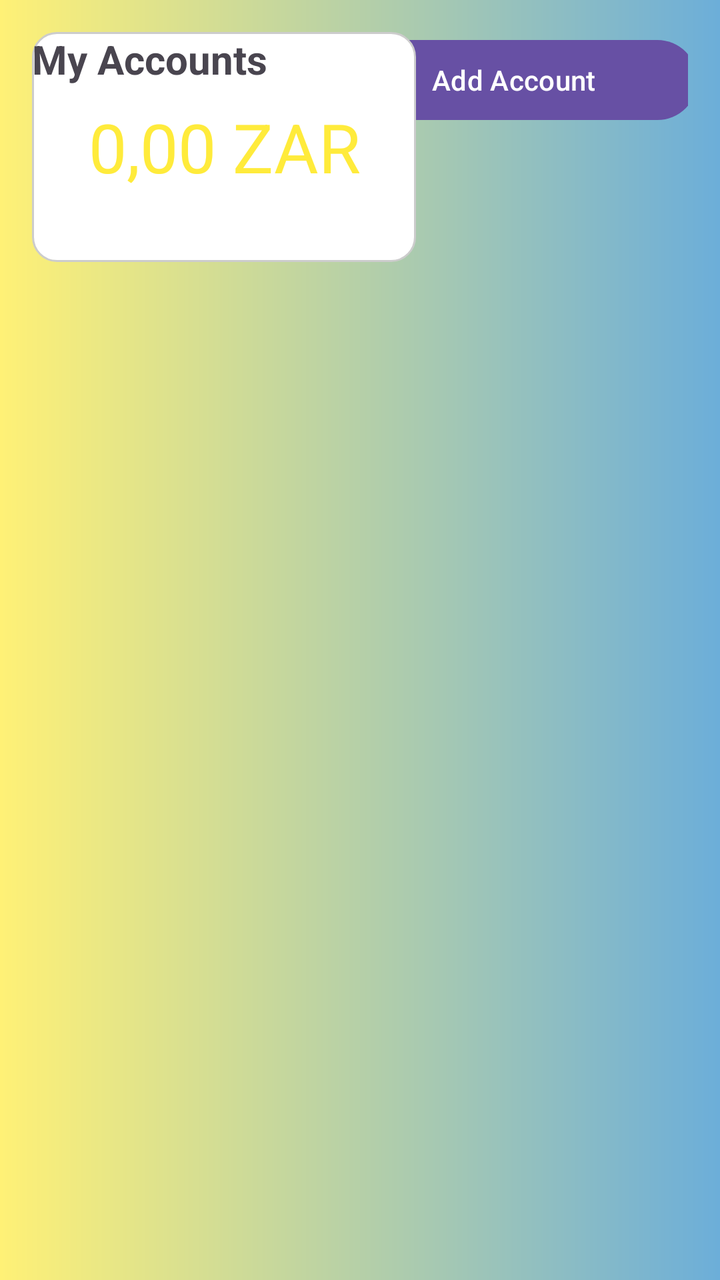
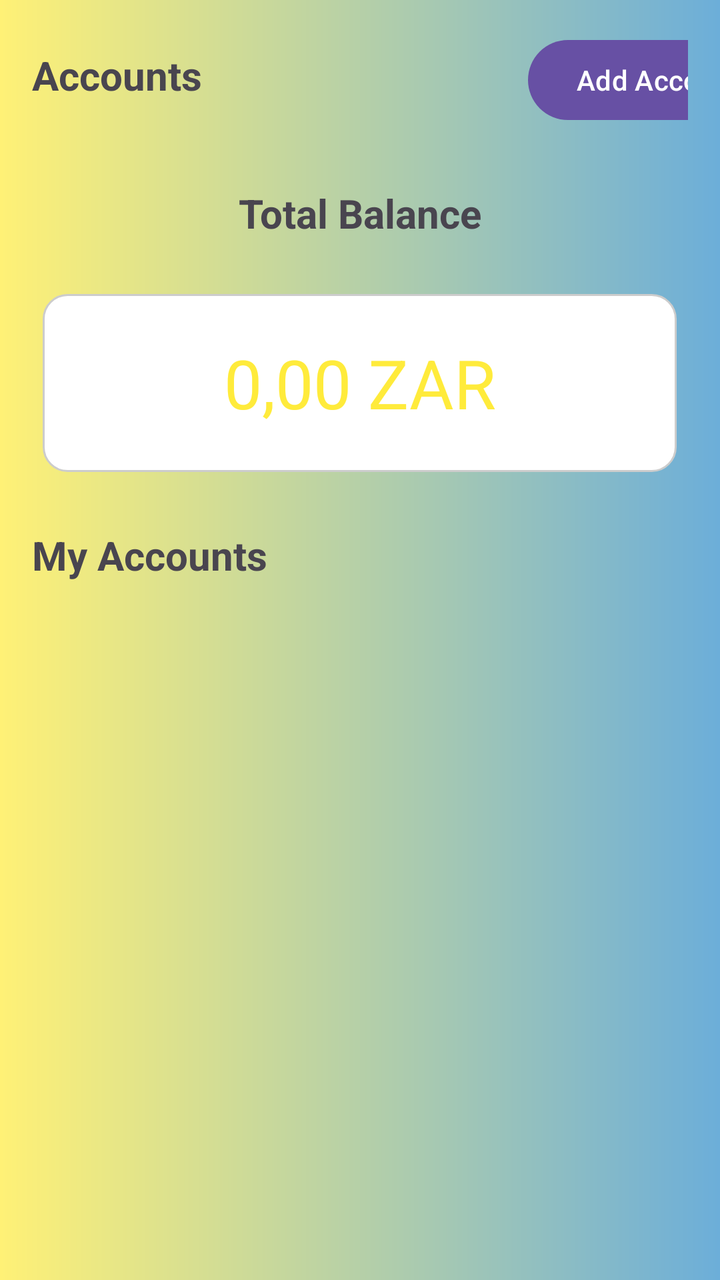

Compare the two renders of this Android layout. The source of the first and the diff that turns it into the second are given below.
<!-- AndroidManifest.xml: application theme Theme.BudgetBudgies_PROG7313_POE -->
<!-- res/layout/account_page.xml -->
<?xml version="1.0" encoding="utf-8"?>
<androidx.constraintlayout.widget.ConstraintLayout xmlns:android="http://schemas.android.com/apk/res/android"
    xmlns:app="http://schemas.android.com/apk/res-auto"
    xmlns:tools="http://schemas.android.com/tools"
    android:layout_width="match_parent"
    android:layout_height="match_parent"
    android:background="@drawable/gradient_background"
    android:padding="16dp">

    <TextView
        android:id="@+id/Account"
        android:layout_width="153dp"
        android:layout_height="36dp"
        android:layout_marginTop="8dp"
        android:text="Accounts"
        android:textSize="20sp"
        android:textStyle="bold"
        app:layout_constraintEnd_toStartOf="@+id/AddAccountbtn"
        app:layout_constraintStart_toStartOf="parent"
        app:layout_constraintTop_toTopOf="parent" />

    <Button
        android:id="@+id/AddAccountbtn"
        android:layout_width="184dp"
        android:layout_height="48dp"
        android:text="Add Account"
        app:layout_constraintBaseline_toBaselineOf="@+id/Account"
        app:layout_constraintEnd_toEndOf="parent"
        app:layout_constraintStart_toEndOf="@+id/Account" />

    <TextView
        android:id="@+id/textView5"
        android:layout_width="104dp"
        android:layout_height="29dp"
        android:gravity="center_horizontal"
        android:text="Total Balance"
        android:textSize="16sp"
        android:textStyle="bold"
        tools:layout_editor_absoluteX="136dp"
        tools:layout_editor_absoluteY="83dp" />

    <TextView
        android:id="@+id/totalbalance"
        android:layout_width="192dp"
        android:layout_height="115dp"
        android:background="@drawable/textbox"
        android:gravity="center|center_horizontal"
        android:text="0,00 ZAR"
        android:textColor="#FFEB3B"
        android:textSize="34sp"
        tools:layout_editor_absoluteX="95dp"
        tools:layout_editor_absoluteY="135dp" />

    <TextView
        android:id="@+id/MyAccounts"
        android:layout_width="wrap_content"
        android:layout_height="wrap_content"
        android:text="My Accounts"
        android:textSize="20sp"
        android:textStyle="bold"
        tools:layout_editor_absoluteX="16dp"
        tools:layout_editor_absoluteY="312dp" />


</androidx.constraintlayout.widget.ConstraintLayout>
<!-- resources referenced by this layout -->
<resources>
  <!-- drawable gradient_background (drawable) -->
  <?xml version="1.0" encoding="utf-8"?>
  <shape xmlns:android="http://schemas.android.com/apk/res/android"
      android:shape="rectangle">
  
      <gradient
          android:type="linear"
          android:angle="0"
          android:startColor="#FFF176"
          android:endColor="#6CAED9"
          />
  </shape>
  <!-- drawable textbox (drawable) -->
  <?xml version="1.0" encoding="utf-8"?>
  <shape xmlns:android="http://schemas.android.com/apk/res/android">
      <solid android:color="#FFFFFF"/>
      <corners android:radius="12dp"/>
      <stroke android:width="1dp" android:color="#CCCCCC"/>
  </shape>
  <style name="Theme.BudgetBudgies_PROG7313_POE" parent="Base.Theme.BudgetBudgies_PROG7313_POE" />
  <style name="Base.Theme.BudgetBudgies_PROG7313_POE" parent="Theme.Material3.DayNight.NoActionBar">
          
          
      </style>
</resources>

<!-- the commit's change to res/layout/account_page.xml (unified diff, before → after) -->
@@ -1,55 +1,65 @@
 <?xml version="1.0" encoding="utf-8"?>
-<androidx.constraintlayout.widget.ConstraintLayout xmlns:android="http://schemas.android.com/apk/res/android"
+<LinearLayout xmlns:android="http://schemas.android.com/apk/res/android"
     xmlns:app="http://schemas.android.com/apk/res-auto"
     xmlns:tools="http://schemas.android.com/tools"
     android:layout_width="match_parent"
     android:layout_height="match_parent"
     android:background="@drawable/gradient_background"
+    android:orientation="vertical"
     android:padding="16dp">
 
-    <TextView
-        android:id="@+id/Account"
-        android:layout_width="153dp"
-        android:layout_height="36dp"
-        android:layout_marginTop="8dp"
-        android:text="Accounts"
-        android:textSize="20sp"
-        android:textStyle="bold"
-        app:layout_constraintEnd_toStartOf="@+id/AddAccountbtn"
-        app:layout_constraintStart_toStartOf="parent"
-        app:layout_constraintTop_toTopOf="parent" />
+    <LinearLayout
+        android:layout_width="378dp"
+        android:layout_height="69dp"
+        android:orientation="horizontal">
 
-    <Button
-        android:id="@+id/AddAccountbtn"
-        android:layout_width="184dp"
-        android:layout_height="48dp"
-        android:text="Add Account"
-        app:layout_constraintBaseline_toBaselineOf="@+id/Account"
-        app:layout_constraintEnd_toEndOf="parent"
-        app:layout_constraintStart_toEndOf="@+id/Account" />
+        <TextView
+            android:id="@+id/Account"
+            android:layout_width="wrap_content"
+            android:layout_height="wrap_content"
+            android:layout_gravity="top"
+            android:layout_weight="1"
+            android:text="Accounts"
+            android:textSize="20sp"
+            android:textStyle="bold" />
+
+        <Button
+            android:id="@+id/AddAccountbtn"
+            android:layout_width="wrap_content"
+            android:layout_height="wrap_content"
+            android:text="Add Account" />
+
+    </LinearLayout>
 
     <TextView
         android:id="@+id/textView5"
-        android:layout_width="104dp"
-        android:layout_height="29dp"
-        android:gravity="center_horizontal"
+        android:layout_width="151dp"
+        android:layout_height="43dp"
+        android:layout_gravity="center_horizontal"
+        android:gravity="center_horizontal|center_vertical"
         android:text="Total Balance"
-        android:textSize="16sp"
+        android:textSize="20sp"
         android:textStyle="bold"
-        tools:layout_editor_absoluteX="136dp"
-        tools:layout_editor_absoluteY="83dp" />
+        android:visibility="visible" />
+
+    <Space
+        android:layout_width="match_parent"
+        android:layout_height="19dp" />
 
     <TextView
         android:id="@+id/totalbalance"
-        android:layout_width="192dp"
-        android:layout_height="115dp"
+        android:layout_width="317dp"
+        android:layout_height="89dp"
+        android:layout_gravity="center_horizontal"
         android:background="@drawable/textbox"
         android:gravity="center|center_horizontal"
         android:text="0,00 ZAR"
         android:textColor="#FFEB3B"
-        android:textSize="34sp"
-        tools:layout_editor_absoluteX="95dp"
-        tools:layout_editor_absoluteY="135dp" />
+        android:textSize="34sp" />
+
+    <Space
+        android:layout_width="match_parent"
+        android:layout_height="28dp" />
 
     <TextView
         android:id="@+id/MyAccounts"
@@ -57,9 +67,7 @@
         android:layout_height="wrap_content"
         android:text="My Accounts"
         android:textSize="20sp"
-        android:textStyle="bold"
-        tools:layout_editor_absoluteX="16dp"
-        tools:layout_editor_absoluteY="312dp" />
+        android:textStyle="bold" />
 
 
-</androidx.constraintlayout.widget.ConstraintLayout>
+</LinearLayout>
